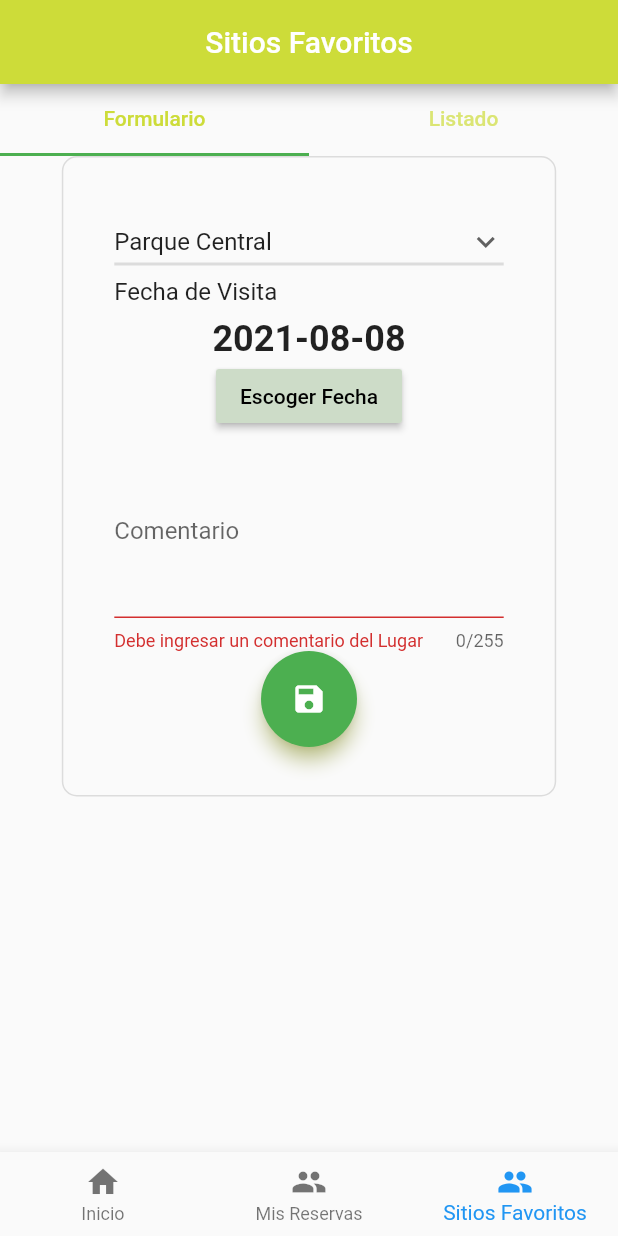
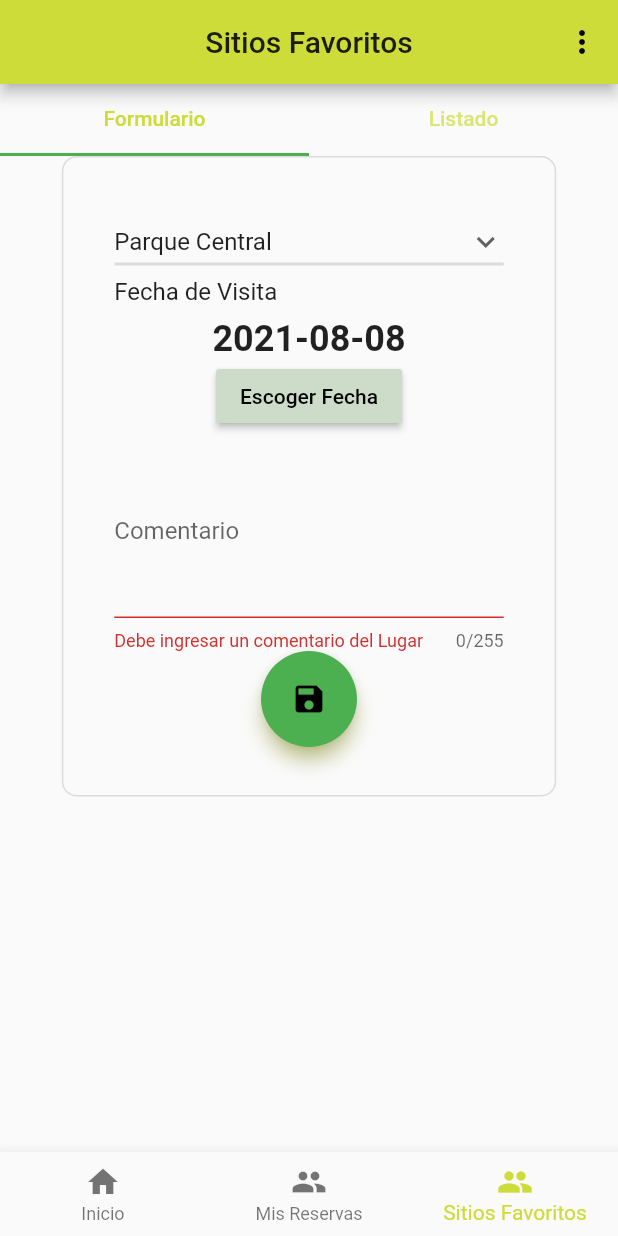
Before and after one commit to alelei/TurismoSangolqui, a Flutter app: the screen it shows after launch, item 3 of the bottom bar chosen, after a tap on the "save" icon, on a phone screen of 412 x 824 dp. Run offline on Flutter 3.47's test engine with Material 2 defaults, Android fonts, the phone set to English and light mode, and no system bars; our stand-ins replace image_picker, shared_preferences, sqflite; missing offline and left inert: cloudinary_public; accounts and stored records are empty; network calls fail.

```diff
--- a/lib/main.dart
+++ b/lib/main.dart
@@ -1,12 +1,15 @@
 import 'package:flutter/material.dart';
 import 'package:provider/provider.dart';
 import 'package:turismosangolqui/src/pages/main_page.dart';
-import 'package:turismosangolqui/src/providers/fisio_elements_provider.dart';
+import 'package:turismosangolqui/src/providers/app_provider.dart';
+import 'package:turismosangolqui/src/providers/favorite_elements_provider.dart';
+import 'package:turismosangolqui/src/utils/user_shared_preferences.dart';
 
 void main() {
   runApp(MultiProvider(providers: [
-    ChangeNotifierProvider<FisioElementProvider>(
-        create: (_) => FisioElementProvider()),
+    ChangeNotifierProvider<FavoriteElementProvider>(
+        create: (_) => FavoriteElementProvider()),
+    ChangeNotifierProvider<AppProvider>(create: (_) => AppProvider())
   ], child: MyApp()));
 }
 
@@ -14,12 +17,22 @@ class MyApp extends StatelessWidget {
   // This widget is the root of your application.
   @override
   Widget build(BuildContext context) {
-    return MaterialApp(
-      debugShowCheckedModeBanner: false,
-      title: 'SANGOLQUÍTURISMO',
-      theme: ThemeData(primaryColor: Colors.lime, accentColor: Colors.green),
-      home: MainPage(titulo: 'SANGOLQUÍ TURISMO'),
-    );
+    return ChangeNotifierProvider<AppProvider>(
+        create: (BuildContext context) => AppProvider(),
+        child: Consumer<AppProvider>(builder: (context, provider, __) {
+          getDarkMode().then((value) => provider.darkMode = value);
+          return MaterialApp(
+            debugShowCheckedModeBanner: false,
+            title: 'SANGOLQUÍTURISMO',
+            theme: ThemeData(
+                brightness: provider.darkMode == true
+                    ? Brightness.dark
+                    : Brightness.light,
+                primarySwatch: Colors.lime,
+                accentColor: Colors.green),
+            home: MainPage(titulo: 'SANGOLQUÍ TURISMO'),
+          );
+        }));
   }
 }
 
--- a/lib/src/list/favorite_element_list.dart
+++ b/lib/src/list/favorite_element_list.dart
@@ -1,6 +1,6 @@
 import 'package:flutter/material.dart';
 import 'package:provider/provider.dart';
-import 'package:turismosangolqui/src/providers/fisio_elements_provider.dart';
+import 'package:turismosangolqui/src/providers/favorite_elements_provider.dart';
 
 class FavoriteElementList extends StatefulWidget {
   FavoriteElementList({Key? key}) : super(key: key);
@@ -13,7 +13,7 @@ class _FavoriteElementListState extends State<FavoriteElementList> {
   @override
   Widget build(BuildContext context) {
     final fisioProvider =
-        Provider.of<FisioElementProvider>(context, listen: false);
+        Provider.of<FavoriteElementProvider>(context, listen: false);
     fisioProvider.loadElements();
 
     return fisioProvider.elements.length == 0
--- a/lib/src/pages/main_page.dart
+++ b/lib/src/pages/main_page.dart
@@ -1,5 +1,8 @@
 import 'package:flutter/material.dart';
+import 'package:provider/provider.dart';
 import 'package:turismosangolqui/src/list/ReservationList.dart';
+import 'package:turismosangolqui/src/pages/settings_page.dart';
+import 'package:turismosangolqui/src/providers/app_provider.dart';
 import 'package:turismosangolqui/src/utils/enums.dart';
 import 'package:turismosangolqui/src/utils/standard_widgets.dart';
 
@@ -12,38 +15,57 @@ class MainPage extends StatefulWidget {
 }
 
 class _MainPageState extends State<MainPage> {
-  int _selectedIndex = 0;
-
-  @override
-  void initState() {
-    super.initState();
-    print("Inicio del estado");
-  }
+  int selectedIndex = 0;
 
   @override
   Widget build(BuildContext context) {
+    final appProvider = Provider.of<AppProvider>(context, listen: false);
+    int selectedPage = appProvider.selectedPage;
+
     return Scaffold(
       appBar: AppBar(
         centerTitle: true,
         title: Standard.titleToForm(
           context,
-          _selectedIndex == 0
-              ? widget.titulo
-              : menuOptions[_selectedIndex].label,
+          selectedPage == 0 ? widget.titulo : menuOptions[selectedPage].label,
           TextAlign.center,
         ),
+        actions: [
+          PopupMenuButton<ItemMenu>(
+            onSelected: (value) {
+              if (value.label == "Configuración") {
+                Navigator.push(context,
+                    MaterialPageRoute(builder: (context) => SettingsPage()));
+              }
+            },
+            itemBuilder: (BuildContext context) {
+              return settingsOptions.map((ItemMenu option) {
+                return PopupMenuItem<ItemMenu>(
+                    value: option,
+                    child: Row(
+                      children: [
+                        Icon(option.icon,
+                            color: Theme.of(context).primaryColor),
+                        SizedBox(width: 14.0),
+                        Text(option.label)
+                      ],
+                    ));
+              }).toList();
+            },
+          ),
+        ],
       ),
       body: Container(
           margin: EdgeInsets.symmetric(horizontal: 0.0),
-          child: contentWidget[_selectedIndex]),
-      floatingActionButton: _selectedIndex == 1
+          child: contentWidget[selectedPage]),
+      floatingActionButton: selectedPage == 1
           ? FloatingActionButton(
               onPressed: () {
                 Navigator.push(
                   context,
                   MaterialPageRoute(
                       builder: (context) => ReservationList(
-                            name: 'Alex',
+                            name: 'Reservas',
                           )),
                 );
               },
@@ -51,12 +73,9 @@ class _MainPageState extends State<MainPage> {
             )
           : null,
       bottomNavigationBar: BottomNavigationBar(
-          currentIndex: _selectedIndex,
+          currentIndex: selectedPage,
           onTap: (value) {
-            _selectedIndex = value;
-            setState(() {
-              print("Cambio del estado");
-            });
+            appProvider.selectedPage = value;
           },
           items: menuOptions
               .map((e) =>
--- a/lib/src/pages/reservation_form.dart
+++ b/lib/src/pages/reservation_form.dart
@@ -293,7 +293,7 @@ class _ReservationFormState extends State<ReservationForm> {
                       'Escoger Fecha',
                       style: TextStyle(color: Colors.black),
                     ),
-                    color: Theme.of(context).primaryColor.withBlue(200),
+                    color: Theme.of(context).primaryColor.withGreen(200),
                   ),
                 ),
               ],
@@ -330,7 +330,7 @@ class _ReservationFormState extends State<ReservationForm> {
                       style: TextStyle(
                           color: Colors.black, fontWeight: FontWeight.bold),
                     ),
-                    color: Theme.of(context).primaryColor.withBlue(200),
+                    color: Theme.of(context).primaryColor.withGreen(200),
                   ),
                 ),
               ],
--- a/lib/src/providers/fisio_elements_provider.dart
+++ b/lib/src/providers/favorite_elements_provider.dart
@@ -1,7 +1,7 @@
 import 'package:flutter/material.dart';
 import 'package:turismosangolqui/src/models/favorite_element_model.dart';
 import 'db_provider.dart';
-class FisioElementProvider extends ChangeNotifier {
+class FavoriteElementProvider extends ChangeNotifier {
   List<FavoriteElement> elements = [];
 
   Future<FavoriteElement> addElement(String place_name, String coment , DateTime fecha) async {
--- a/lib/src/utils/enums.dart
+++ b/lib/src/utils/enums.dart
@@ -16,5 +16,10 @@ List<ItemMenu> menuOptions = [
   ItemMenu.create(Icons.people, "Sitios Favoritos"),
 
 ];
+List<ItemMenu> settingsOptions = [
+  ItemMenu(Icons.settings, "Configuración"),
+  ItemMenu(Icons.supervised_user_circle, "Créditos")
+];
+
 
 List<Widget> contentWidget = [HomeWidget(), ReservationUserWidget(),FavoriteElementPage()];
--- a/lib/src/utils/standard_widgets.dart
+++ b/lib/src/utils/standard_widgets.dart
@@ -50,14 +50,11 @@ class Standard {
 
   static Widget titleToForm(
       BuildContext context, String title, TextAlign position) {
-    Color _color = Theme.of(context).cardColor;
     return Container(
       margin: EdgeInsets.symmetric(vertical: 0.0),
       child: Text(
         title,
-        style: Theme.of(context).textTheme.headline6!.apply(
-              color: _color,
-            ),
+        style: Theme.of(context).textTheme.headline6,
         textAlign: position,
       ),
     );
--- /dev/null
+++ b/lib/src/utils/user_shared_preferences.dart
@@ -0,0 +1,12 @@
+import 'package:shared_preferences/shared_preferences.dart';
+
+Future<bool> getDarkMode() async {
+  SharedPreferences prefs = await SharedPreferences.getInstance();
+  bool darkMode = prefs.getBool('darkMode') ?? false;
+  return darkMode;
+}
+
+void setDarkMode(bool value) async {
+  SharedPreferences prefs = await SharedPreferences.getInstance();
+  prefs.setBool('darkMode', value);
+}
--- a/lib/src/widgets/content/favorite_element_form.dart
+++ b/lib/src/widgets/content/favorite_element_form.dart
@@ -2,7 +2,7 @@ import 'package:flutter/material.dart';
 import 'package:provider/provider.dart';
 import 'package:turismosangolqui/src/models/Place_models.dart';
 import 'package:turismosangolqui/src/models/favorite_element_model.dart';
-import 'package:turismosangolqui/src/providers/fisio_elements_provider.dart';
+import 'package:turismosangolqui/src/providers/favorite_elements_provider.dart';
 import 'package:turismosangolqui/src/services/places_service.dart';
 import 'package:turismosangolqui/src/utils/standard_widgets.dart';
 
@@ -190,7 +190,7 @@ class _FavoriteElementFormState extends State<FavoriteElementForm> {
     formKey.currentState!.save();
 
     final fisioProvider =
-        Provider.of<FisioElementProvider>(context, listen: false);
+        Provider.of<FavoriteElementProvider>(context, listen: false);
     fisioProvider
         .addElement(_element.place_name, _element.coment, _element.fecha)
         .then((value) {
```
Also changed, not shown: lib/src/pages/settings_page.dart (added, +67 -0 lines), lib/src/widgets/cards/AtractiveCard.dart (+4 -4 lines), lib/src/utils/data/a.json (deleted).
